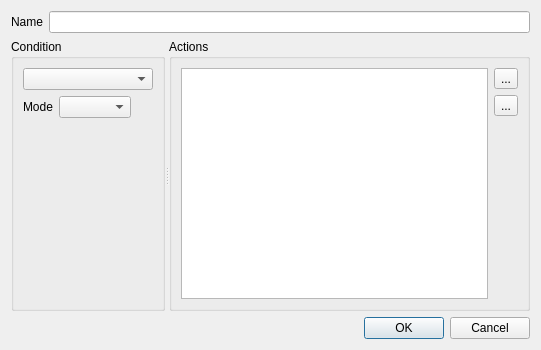
This is src/tracking/task_prop_dlg.ui in navrocky/urtconnector as Qt 5 draws it before an edit. The edited form follows.
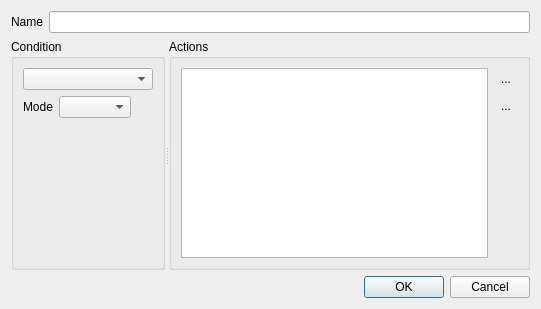
This is the edited form. Icons and pictures are not drawn.

The edit to the form file:
```diff
--- a/src/tracking/task_prop_dlg.ui
+++ b/src/tracking/task_prop_dlg.ui
@@ -7,7 +7,7 @@
     <x>0</x>
     <y>0</y>
     <width>541</width>
-    <height>350</height>
+    <height>309</height>
    </rect>
   </property>
   <property name="windowTitle">
@@ -116,6 +116,9 @@
             <iconset resource="../images.qrc">
              <normaloff>:/icons/icons/add.png</normaloff>:/icons/icons/add.png</iconset>
            </property>
+           <property name="autoRaise">
+            <bool>true</bool>
+           </property>
           </widget>
          </item>
          <item>
@@ -127,6 +130,47 @@
             <iconset resource="../images.qrc">
              <normaloff>:/icons/icons/remove.png</normaloff>:/icons/icons/remove.png</iconset>
            </property>
+           <property name="autoRaise">
+            <bool>true</bool>
+           </property>
+          </widget>
+         </item>
+         <item>
+          <spacer name="verticalSpacer_2">
+           <property name="orientation">
+            <enum>Qt::Vertical</enum>
+           </property>
+           <property name="sizeType">
+            <enum>QSizePolicy::Fixed</enum>
+           </property>
+           <property name="sizeHint" stdset="0">
+            <size>
+             <width>0</width>
+             <height>10</height>
+            </size>
+           </property>
+          </spacer>
+         </item>
+         <item>
+          <widget class="QToolButton" name="toolButton">
+           <property name="icon">
+            <iconset resource="../images.qrc">
+             <normaloff>:/icons/icons/go-up.png</normaloff>:/icons/icons/go-up.png</iconset>
+           </property>
+           <property name="autoRaise">
+            <bool>true</bool>
+           </property>
+          </widget>
+         </item>
+         <item>
+          <widget class="QToolButton" name="toolButton_2">
+           <property name="icon">
+            <iconset resource="../images.qrc">
+             <normaloff>:/icons/icons/go-down.png</normaloff>:/icons/icons/go-down.png</iconset>
+           </property>
+           <property name="autoRaise">
+            <bool>true</bool>
+           </property>
           </widget>
          </item>
          <item>
```
Left out of the diff: 21 changed lines with no effect on the pictures.
